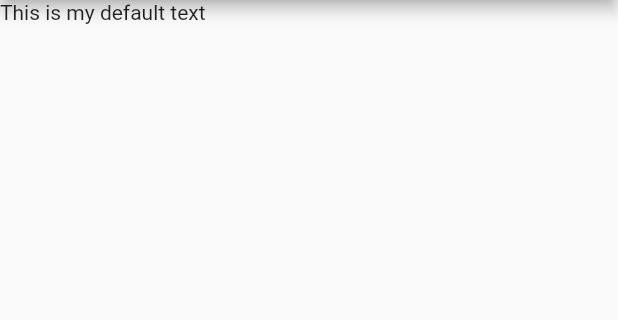
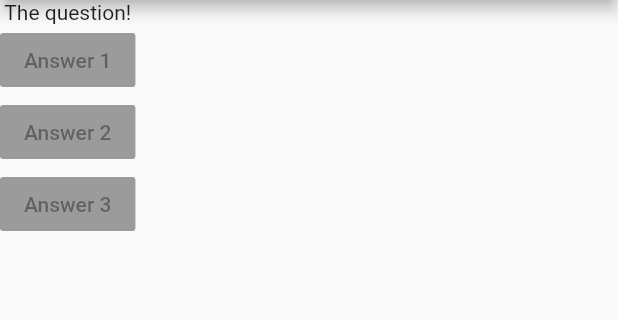
Before and after one commit to supragub/flutter-udemy, a Flutter app: the screen it shows after launch, on a phone screen of 412 x 824 dp, the part 84-404 px from its top. Run offline on Flutter 3.47's test engine with Material 2 defaults, Android fonts, the phone set to English and light mode, and no system bars.

Commit message:
The question

```diff
--- a/third_flutter_complete_guide/app_002_my_first_app/lib/main.dart
+++ b/third_flutter_complete_guide/app_002_my_first_app/lib/main.dart
@@ -10,7 +10,23 @@ class MyApp extends StatelessWidget {
         appBar: AppBar(
           title: Text('My first app'),
         ),
-        body: Text('This is my default text'),
+        body: Column(
+          children: [
+            Text('The question!'),
+            RaisedButton(
+              child: Text('Answer 1'),
+              onPressed: null,
+            ),
+            RaisedButton(
+              child: Text('Answer 2'),
+              onPressed: null,
+            ),
+            RaisedButton(
+              child: Text('Answer 3'),
+              onPressed: null,
+            ),
+          ],
+        ),
       ),
     );
   }
```
